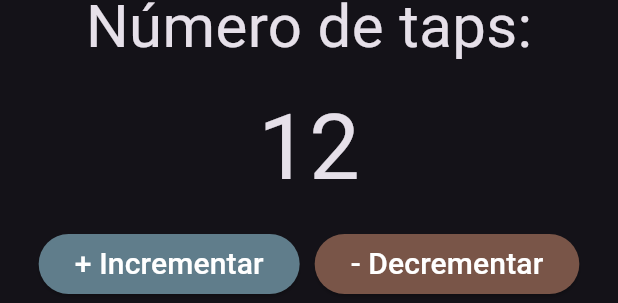
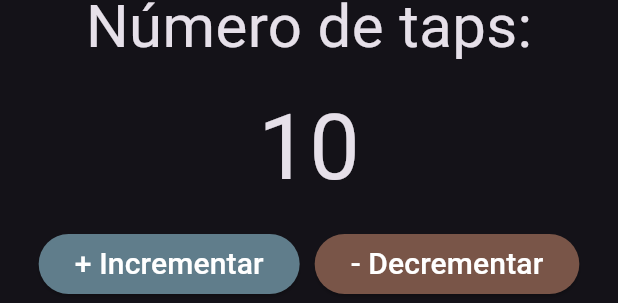
Before and after one commit to xavit/flutter_web_base, a Flutter app: the _TabletDesktopMenu widget shown alone on an empty page, opened directly, after a tap on "Contador Provider", on a phone screen of 412 x 824 dp. Shown: the part 618-921 px from the top of the screen. Run offline on Flutter 3.47's test engine with Material 3 defaults, Android fonts, the phone set to English and light mode, and no system bars; our stand-ins replace fluro, get_it.

Commit message:
leyendo Query parameter via  URL

```diff
--- a/lib/providers/counter_provider.dart
+++ b/lib/providers/counter_provider.dart
@@ -1,7 +1,13 @@
 import 'package:flutter/material.dart';
 
 class CounterProvider extends ChangeNotifier {
-  int _counter = 12;
+  int _counter = 15;
+
+  CounterProvider(String base) {
+    if (int.tryParse(base) != null) {
+      _counter = int.parse(base);
+    }
+  }
 
   int get counter => _counter;
 
--- a/lib/router/route_generator.dart
+++ b/lib/router/route_generator.dart
@@ -17,7 +17,7 @@ class RouteGenerator {
             'stateful');
 
       case 'provider':
-        return _fadeRoute(const CounterProviderView(), 'provider');
+        return _fadeRoute(const CounterProviderView(base: "5"), 'provider');
 
       default:
         return _fadeRoute(const View404(), '404');
--- a/lib/router/router.dart
+++ b/lib/router/router.dart
@@ -15,7 +15,12 @@ class Flurorouter {
   );
 
   static final Handler _counterProviderHandler = Handler(
-    handlerFunc: (contex, params) => const CounterProviderView(),
+    handlerFunc: (contex, params) {
+      print(params);
+      return CounterProviderView(
+        base: params['q']?[0] ?? '10',
+      );
+    },
   );
 
   static final Handler _pageNotFound = Handler(
--- a/lib/ui/shared/custom_app_menu.dart
+++ b/lib/ui/shared/custom_app_menu.dart
@@ -66,6 +66,16 @@ class _TabletDesktopMenu extends StatelessWidget {
                 locator<NavigationService>().navigateTo('stateful/100'),
             color: Colors.orange,
           ),
+          const SizedBox(
+            width: 20,
+          ),
+          CustomeFlatButton(
+            text: 'Provider 200',
+            // onPressed: () => Navigator.pushNamed(context, 'abc123'),
+            onPressed: () =>
+                locator<NavigationService>().navigateTo('provider?q=200'),
+            color: Colors.orange,
+          ),
         ],
       ),
     );
--- a/lib/ui/views/counter_provider_view.dart
+++ b/lib/ui/views/counter_provider_view.dart
@@ -4,14 +4,15 @@ import 'package:flutter_web_base/ui/shared/custom_elevated_buttom.dart';
 import 'package:provider/provider.dart';
 
 class CounterProviderView extends StatelessWidget {
-  const CounterProviderView({super.key});
+  final String base;
+  const CounterProviderView({super.key, required this.base});
 
   @override
   Widget build(BuildContext context) {
     int counter = 15;
 
     return ChangeNotifierProvider(
-        create: (_) => CounterProvider(),
+        create: (_) => CounterProvider(base),
         child: const _CounterProviderPageBody());
   }
 }
```
